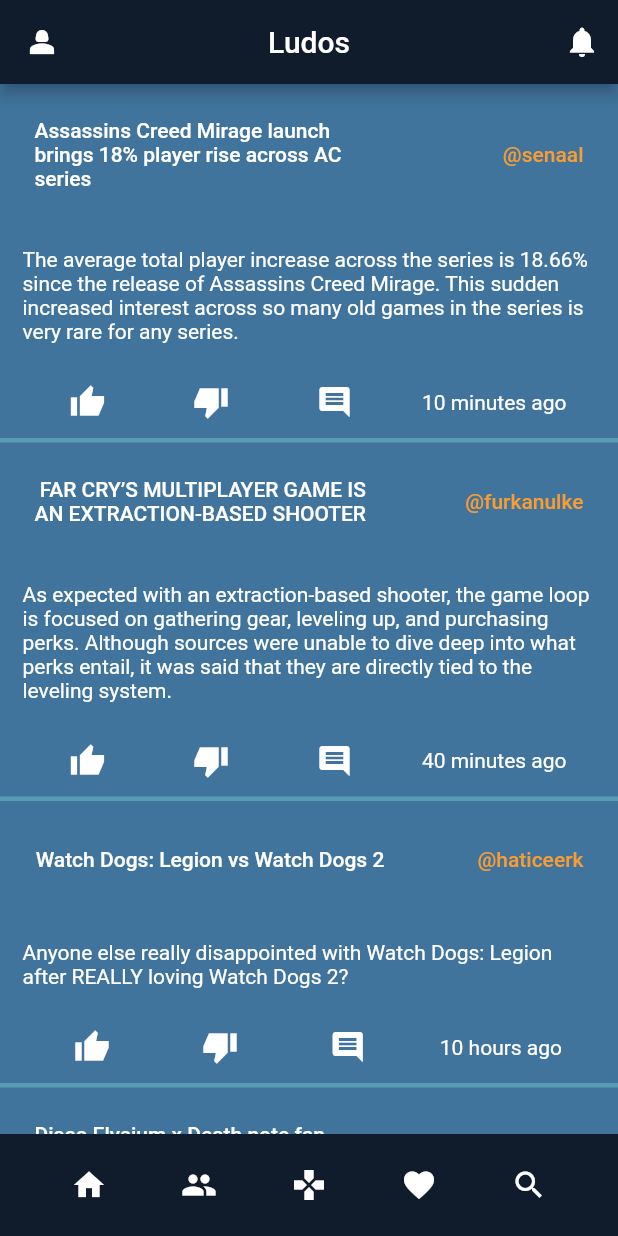
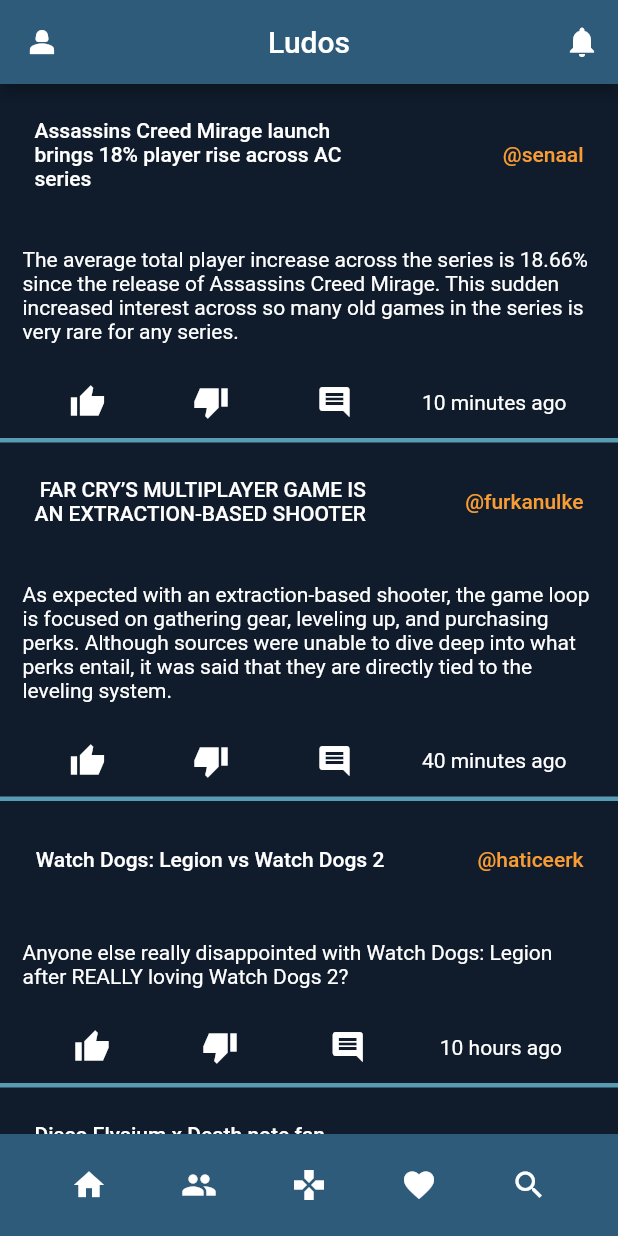
Before and after one commit to bounswe/bounswe2023group7, a Flutter app: the screen it shows after launch, on a phone screen of 412 x 824 dp. Run offline on Flutter 3.47's test engine with Material 2 defaults, Android fonts, the light colour scheme and no system bars; our stand-ins replace font_awesome_flutter.

Commit message:
minor updates

```diff
--- a/ludos/mobile/lib/main.dart
+++ b/ludos/mobile/lib/main.dart
@@ -12,9 +12,9 @@
   @override
   Widget build(BuildContext context) {
     return Scaffold(
-        backgroundColor: const Color(0xFF40749c),
+      backgroundColor: const Color(0xFF101c2c),
       appBar: AppBar(
-          backgroundColor: const Color(0xFF101c2c),
+        backgroundColor: const Color(0xFF2f5b7a),
         centerTitle: true,
         title: const Text('Ludos'),
         leading: IconButton(
@@ -333,7 +333,7 @@
         ],
       ),
       bottomNavigationBar: Container(
-              color: const Color(0xFF101c2c),
+          color: const Color(0xFF2f5b7a),
           padding: const EdgeInsets.all(10.0),
           child: Row(
             mainAxisAlignment: MainAxisAlignment.spaceEvenly,
```
Lines whose indentation alone changed are shown as unchanged.
